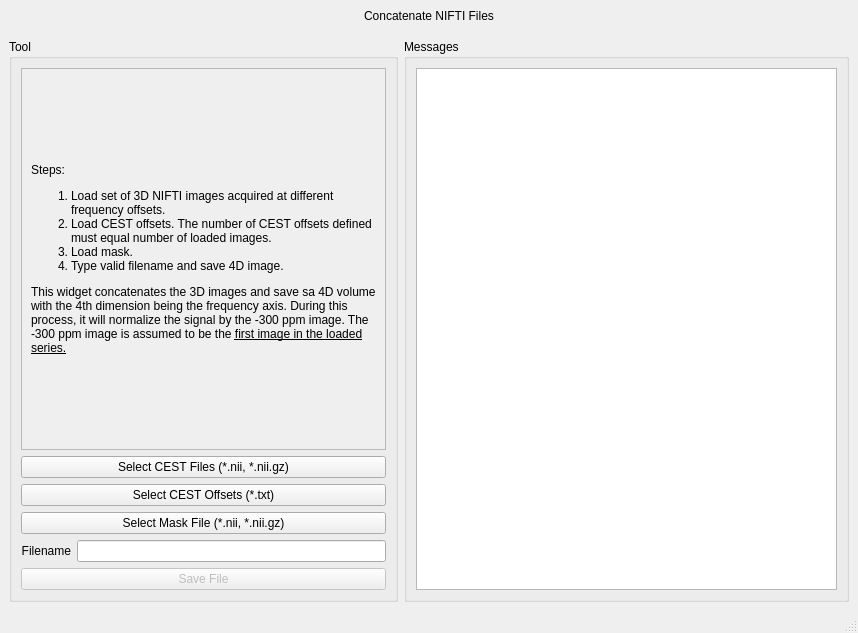
Qt form ui/concat.ui (dwong263/ZESTY) before a commit.
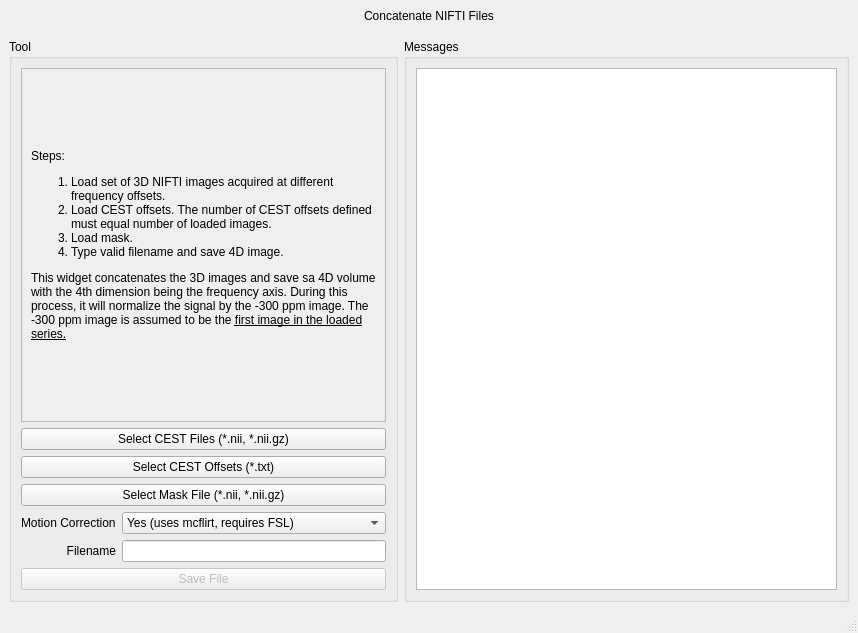
The same form after that commit.

Commit message: Add motion correction feature and update UI elements in concat.py

The edit to the form file:
```diff
--- a/ui/concat.ui
+++ b/ui/concat.ui
@@ -49,36 +49,7 @@
        <string>Tool</string>
       </property>
       <layout class="QGridLayout" name="gridLayout_2">
-       <item row="4" column="0">
-        <widget class="QLabel" name="file_label">
-         <property name="sizePolicy">
-          <sizepolicy hsizetype="Preferred" vsizetype="Fixed">
-           <horstretch>0</horstretch>
-           <verstretch>0</verstretch>
-          </sizepolicy>
-         </property>
-         <property name="text">
-          <string>Filename</string>
-         </property>
-         <property name="alignment">
-          <set>Qt::AlignmentFlag::AlignRight|Qt::AlignmentFlag::AlignTrailing|Qt::AlignmentFlag::AlignVCenter</set>
-         </property>
-        </widget>
-       </item>
-       <item row="1" column="0" colspan="2">
-        <widget class="QPushButton" name="SelectFilesButton">
-         <property name="sizePolicy">
-          <sizepolicy hsizetype="Preferred" vsizetype="Fixed">
-           <horstretch>0</horstretch>
-           <verstretch>0</verstretch>
-          </sizepolicy>
-         </property>
-         <property name="text">
-          <string>Select CEST Files (*.nii, *.nii.gz)</string>
-         </property>
-        </widget>
-       </item>
-       <item row="5" column="0" colspan="2">
+       <item row="6" column="0" colspan="2">
         <widget class="QPushButton" name="SaveFileButton">
          <property name="enabled">
           <bool>false</bool>
@@ -94,6 +65,16 @@
          </property>
         </widget>
        </item>
+       <item row="5" column="1">
+        <widget class="QLineEdit" name="FilenameLineEdit">
+         <property name="sizePolicy">
+          <sizepolicy hsizetype="Expanding" vsizetype="Fixed">
+           <horstretch>0</horstretch>
+           <verstretch>0</verstretch>
+          </sizepolicy>
+         </property>
+        </widget>
+       </item>
        <item row="2" column="0" colspan="2">
         <widget class="QPushButton" name="SelectOffsetsButton">
          <property name="sizePolicy">
@@ -120,13 +101,32 @@
          </property>
         </widget>
        </item>
-       <item row="4" column="1">
-        <widget class="QLineEdit" name="FilenameLineEdit">
+       <item row="1" column="0" colspan="2">
+        <widget class="QPushButton" name="SelectFilesButton">
          <property name="sizePolicy">
-          <sizepolicy hsizetype="Expanding" vsizetype="Fixed">
+          <sizepolicy hsizetype="Preferred" vsizetype="Fixed">
            <horstretch>0</horstretch>
            <verstretch>0</verstretch>
           </sizepolicy>
+         </property>
+         <property name="text">
+          <string>Select CEST Files (*.nii, *.nii.gz)</string>
+         </property>
+        </widget>
+       </item>
+       <item row="5" column="0">
+        <widget class="QLabel" name="file_label">
+         <property name="sizePolicy">
+          <sizepolicy hsizetype="Preferred" vsizetype="Fixed">
+           <horstretch>0</horstretch>
+           <verstretch>0</verstretch>
+          </sizepolicy>
+         </property>
+         <property name="text">
+          <string>Filename</string>
+         </property>
+         <property name="alignment">
+          <set>Qt::AlignmentFlag::AlignRight|Qt::AlignmentFlag::AlignTrailing|Qt::AlignmentFlag::AlignVCenter</set>
          </property>
         </widget>
        </item>
@@ -140,8 +140,8 @@
            <rect>
             <x>0</x>
             <y>0</y>
-            <width>318</width>
-            <height>350</height>
+            <width>448</width>
+            <height>322</height>
            </rect>
           </property>
           <layout class="QVBoxLayout" name="verticalLayout">
@@ -159,6 +159,27 @@
          </widget>
         </widget>
        </item>
+       <item row="4" column="0">
+        <widget class="QLabel" name="moco_label">
+         <property name="text">
+          <string>Motion Correction</string>
+         </property>
+        </widget>
+       </item>
+       <item row="4" column="1">
+        <widget class="QComboBox" name="MoCoComboBox">
+         <item>
+          <property name="text">
+           <string>Yes (uses mcflirt, requires FSL)</string>
+          </property>
+         </item>
+         <item>
+          <property name="text">
+           <string>No</string>
+          </property>
+         </item>
+        </widget>
+       </item>
       </layout>
      </widget>
     </item>
```
The commit also changes 7 other files.
